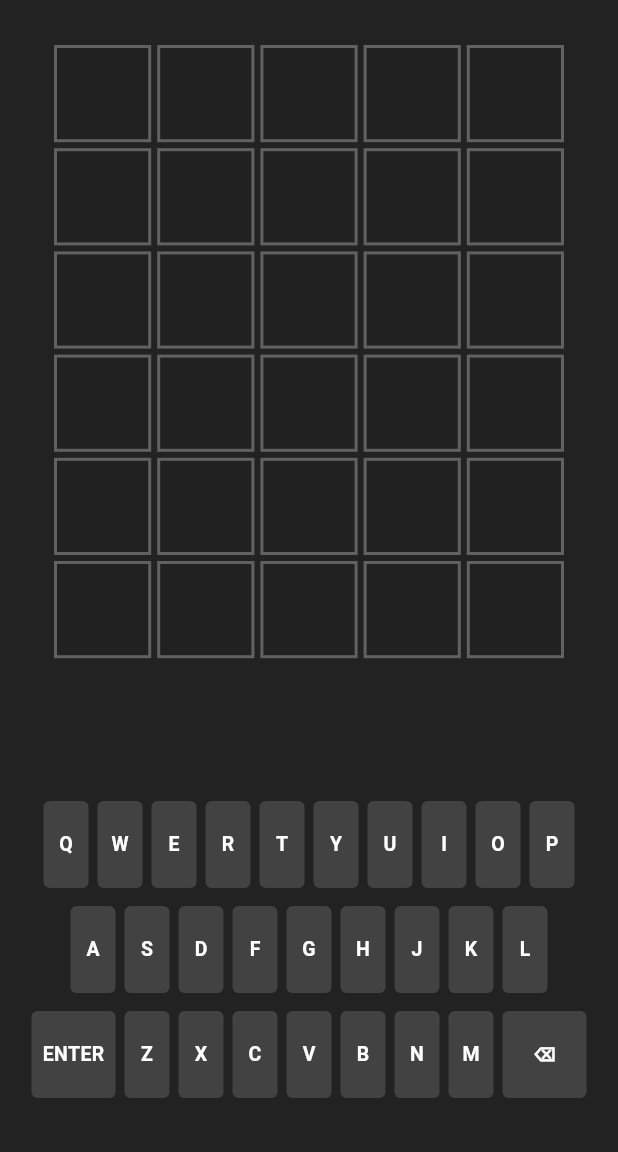
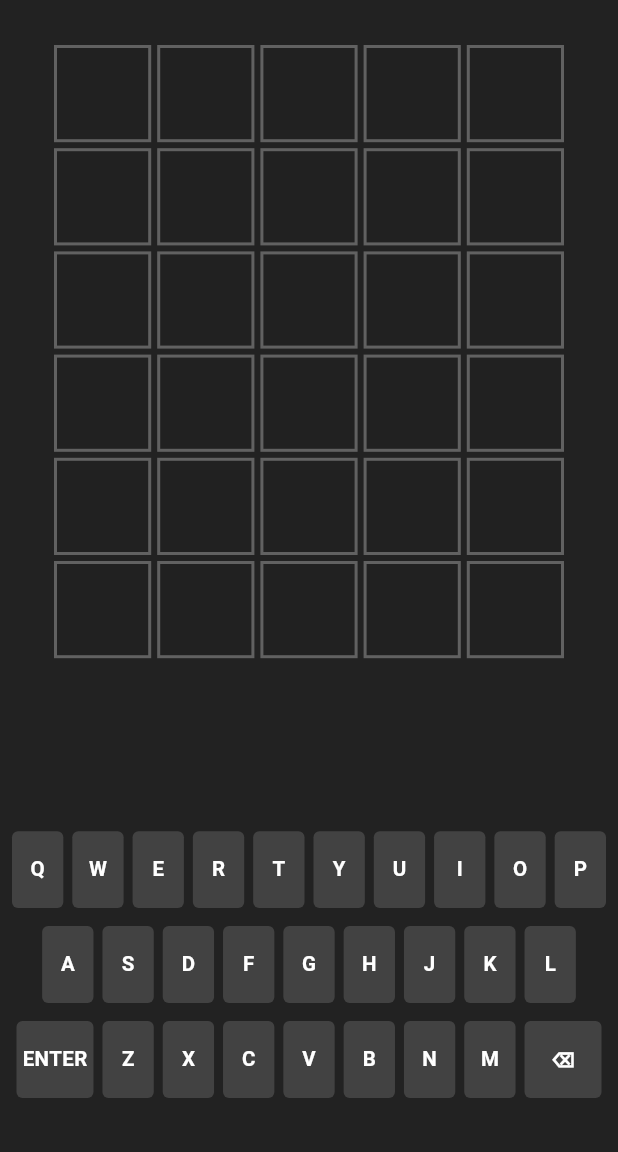
Before and after one commit to dcaayushd/mobank, a Flutter app: the screen it shows after launch, on a phone screen of 412 x 824 dp, the part 84-1236 px from its top. Run offline on Flutter 3.47's test engine with Material 3 defaults, Android fonts, the phone set to English and light mode, and no system bars.

Commit message:
Dyanmic Keyboard Added

```diff
--- a/lib/widgets/keyboard.dart
+++ b/lib/widgets/keyboard.dart
@@ -19,6 +19,10 @@ class Keyboard extends StatelessWidget {
       ['ENTER', 'Z', 'X', 'C', 'V', 'B', 'N', 'M', '⌫'],
     ];
 
+    final screenWidth = MediaQuery.of(context).size.width;
+    final keyWidth = (screenWidth - 70) / 10;
+    final keyHeight = keyWidth * 1.5;
+
     return Column(
       children: rows.map((row) {
         return Padding(
@@ -32,13 +36,15 @@ class Keyboard extends StatelessWidget {
                 backgroundColor = letterState.color;
               }
 
-              double width = 30;
-              if (key == 'ENTER' || key == '⌫') width = 56;
+              // Calculate dynamic width for special keys
+              double width = keyWidth;
+              if (key == 'ENTER') width = keyWidth * 1.5;
+              if (key == '⌫') width = keyWidth * 1.5;
 
               return Padding(
                 padding: const EdgeInsets.all(3),
                 child: SizedBox(
-                  height: 58,
+                  height: keyHeight,
                   width: width,
                   child: Material(
                     color: backgroundColor,
@@ -48,9 +54,9 @@ class Keyboard extends StatelessWidget {
                       child: Center(
                         child: Text(
                           key,
-                          style: const TextStyle(
+                          style: TextStyle(
                             color: Colors.white,
-                            fontSize: 13,
+                            fontSize: keyWidth * 0.4,
                             fontWeight: FontWeight.bold,
                           ),
                         ),
```
